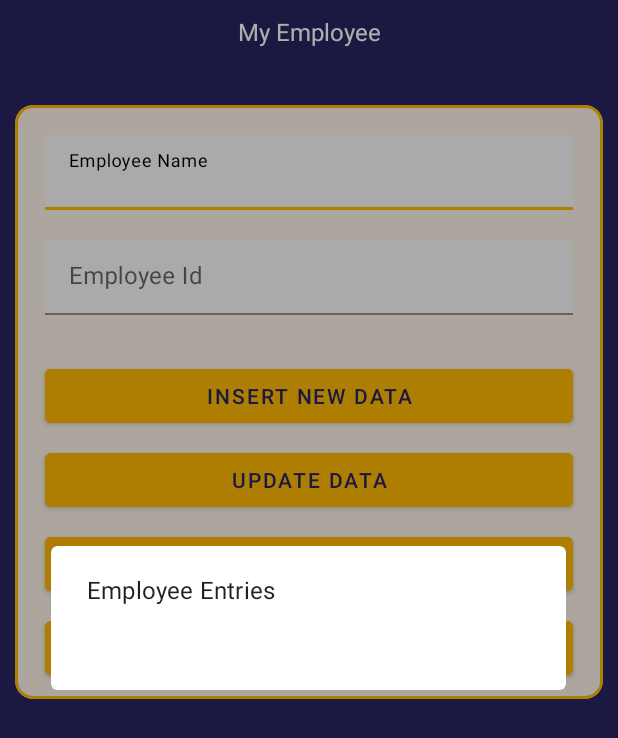
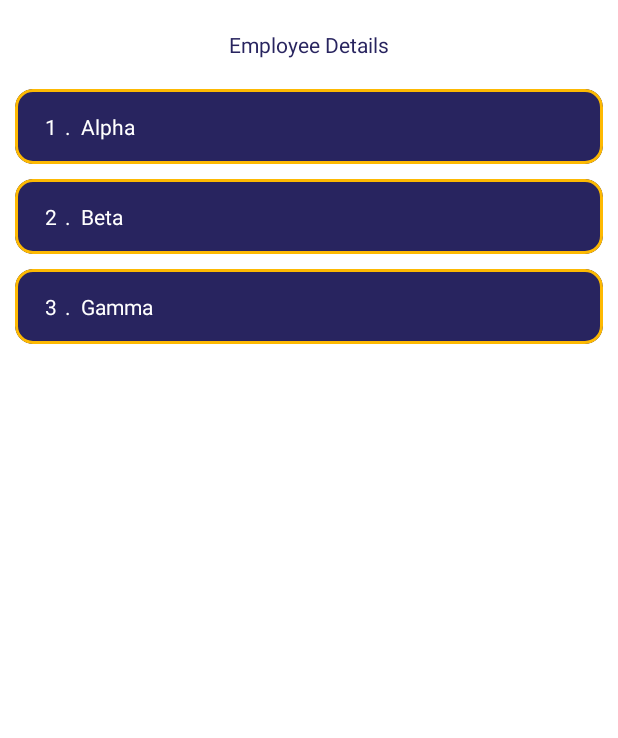
Before and after one commit to sri2sha/Demo-App-1, an Android app: the screen it shows after launch (MainActivity before the commit, RecyclerViewActivity after it), after a tap on "VIEW DATA", on a phone screen of 412 x 824 dp. Shown: the top 738 px of the screen. Run offline under Robolectric (Android 15) with nearby library versions, the phone set to English and light mode, and no system bars; our stand-ins replace data binding.

Commit message:
Work Status for 21/12/2022

```diff
--- a/app/build.gradle
+++ b/app/build.gradle
@@ -42,6 +42,9 @@ dependencies {
     implementation "androidx.room:room-runtime:$room_version"
     annotationProcessor "androidx.room:room-compiler:$room_version"
 
+    //GSON
+    implementation 'com.google.code.gson:gson:2.8.9'
+
     //Room Lifecycle Extension
     implementation "androidx.lifecycle:lifecycle-extensions:2.2.0"
     //noinspection LifecycleAnnotationProcessorWithJava8
--- a/app/src/main/java/com/example/dempapp1/MainActivity.java
+++ b/app/src/main/java/com/example/dempapp1/MainActivity.java
@@ -1,13 +1,18 @@
 package com.example.dempapp1;
 import androidx.appcompat.app.AppCompatActivity;
 
+import android.content.Intent;
 import android.database.Cursor;
 import android.os.Bundle;
 import android.view.View;
 import android.widget.Toast;
+
+import com.example.dempapp1.recyclerview.EmployeeModelData;
+import com.example.dempapp1.sqlite.DBHelper;
 import com.google.android.material.button.MaterialButton;
 import com.google.android.material.dialog.MaterialAlertDialogBuilder;
 import com.google.android.material.textfield.TextInputEditText;
+import com.google.gson.Gson;
 
 import java.util.Objects;
 
@@ -51,7 +56,7 @@ public class MainActivity extends AppCompatActivity {
             @Override
             public void onClick(View v) {
                 String employeeNameTXT = Objects.requireNonNull(employeeName.getText()).toString();
-                String employeeIdTXT = Objects.requireNonNull(employeeId.getText()).toString();
+                String employeeIdTXT = Objects.requireNonNull(Objects.requireNonNull(employeeId.getText()).toString());
 
                 Boolean checkUpdateData = DB.updateEmployeeData(employeeNameTXT,employeeIdTXT);
                 if (checkUpdateData){
@@ -65,9 +70,9 @@ public class MainActivity extends AppCompatActivity {
         btnDeleteExisting.setOnClickListener(new View.OnClickListener() {
             @Override
             public void onClick(View v) {
-                String employeeNameTXT = Objects.requireNonNull(Objects.requireNonNull(employeeName.getText()).toString());
+                String employeeIdTXT = Objects.requireNonNull(Objects.requireNonNull(employeeId.getText()).toString());
 
-                Boolean checkDeleteData = DB.deleteEmployeeData(employeeNameTXT);
+                Boolean checkDeleteData = DB.deleteEmployeeData(employeeIdTXT);
                 if (checkDeleteData){
                     Toast.makeText(MainActivity.this, "Employee Deleted", Toast.LENGTH_SHORT).show();
                 } else {
@@ -94,9 +99,24 @@ public class MainActivity extends AppCompatActivity {
                 builder.setTitle("Employee Entries");
                 builder.setMessage(buffer.toString());
                 builder.show();
+
+
+                Intent intent = new Intent(getApplicationContext(), RecyclerViewActivity.class);
+                //intent.putExtra("Employee",toJson());
+                startActivity(intent);
             }
         });
     }
 
+    /*public EmployeeModelData model(){
+
+    }*/
+
+    public String toJson(EmployeeModelData element){
+        Gson gson = new Gson();
+        return gson.toJson(element);
+    }
+
+
 
 }
--- /dev/null
+++ b/app/src/main/java/com/example/dempapp1/RecyclerViewActivity.java
@@ -0,0 +1,34 @@
+package com.example.dempapp1;
+
+import androidx.appcompat.app.AppCompatActivity;
+import androidx.recyclerview.widget.LinearLayoutManager;
+import androidx.recyclerview.widget.RecyclerView;
+
+import android.os.Bundle;
+
+import com.example.dempapp1.recyclerview.EmployeeDetailAdapter;
+import com.example.dempapp1.recyclerview.EmployeeModelData;
+
+import java.util.Objects;
+
+public class RecyclerViewActivity extends AppCompatActivity {
+
+    @Override
+    protected void onCreate(Bundle savedInstanceState) {
+        super.onCreate(savedInstanceState);
+        setContentView(R.layout.activity_recycler_view);
+        Objects.requireNonNull(getSupportActionBar()).hide();
+
+        EmployeeModelData[] employeeModelData = new EmployeeModelData[]{
+                new EmployeeModelData("Alpha","1"),
+                new EmployeeModelData("Beta","2"),
+                new EmployeeModelData("Gamma","3")
+        };
+
+        RecyclerView recyclerView = (RecyclerView) findViewById(R.id.rvEmployees);
+        EmployeeDetailAdapter employeeDetailAdapter = new EmployeeDetailAdapter(employeeModelData);
+        recyclerView.setHasFixedSize(true);
+        recyclerView.setLayoutManager(new LinearLayoutManager(this));
+        recyclerView.setAdapter(employeeDetailAdapter);
+    }
+}
--- /dev/null
+++ b/app/src/main/java/com/example/dempapp1/recyclerview/EmployeeDetailAdapter.java
@@ -0,0 +1,62 @@
+package com.example.dempapp1.recyclerview;
+
+import android.view.LayoutInflater;
+import android.view.View;
+import android.view.ViewGroup;
+import android.widget.Toast;
+
+import androidx.annotation.NonNull;
+import androidx.appcompat.widget.AppCompatTextView;
+import androidx.constraintlayout.widget.ConstraintLayout;
+import androidx.recyclerview.widget.RecyclerView;
+
+import com.example.dempapp1.R;
+
+public class EmployeeDetailAdapter extends RecyclerView.Adapter<EmployeeDetailAdapter.ViewHolder> {
+    private EmployeeModelData[] employeeModelData;
+
+    public EmployeeDetailAdapter(EmployeeModelData[] employeeModelData){
+        this.employeeModelData = employeeModelData;
+    }
+
+    @NonNull
+    @Override
+    public ViewHolder onCreateViewHolder(@NonNull ViewGroup parent, int viewType) {
+        LayoutInflater layoutInflater = LayoutInflater.from(parent.getContext());
+        View listItem = layoutInflater.inflate(R.layout.layout_employee_item,parent,false);
+        ViewHolder viewHolder = new ViewHolder(listItem);
+        return viewHolder;
+    }
+
+    @Override
+    public void onBindViewHolder(@NonNull ViewHolder holder, int position) {
+        final EmployeeModelData mEmployeeModelData = employeeModelData[position];
+        holder.textViewName.setText(employeeModelData[position].getEmployeeName());
+        holder.textViewId.setText(employeeModelData[position].getEmployeeId());
+        holder.constraintLayout.setOnClickListener(new View.OnClickListener() {
+            @Override
+            public void onClick(View v) {
+                Toast.makeText(v.getContext(), mEmployeeModelData.getEmployeeName(), Toast.LENGTH_SHORT).show();
+            }
+        });
+    }
+
+    @Override
+    public int getItemCount() {
+        return employeeModelData.length;
+    }
+
+
+    public static class ViewHolder extends RecyclerView.ViewHolder{
+        public AppCompatTextView textViewName;
+        public AppCompatTextView textViewId;
+        public ConstraintLayout constraintLayout;
+        public ViewHolder(View itemView){
+            super(itemView);
+            this.textViewName = (AppCompatTextView) itemView.findViewById(R.id.tvEmployeeName);
+            this.textViewId = (AppCompatTextView) itemView.findViewById(R.id.tvEmployeeId);
+            constraintLayout = (ConstraintLayout) itemView.findViewById(R.id.clParent);
+        }
+    }
+
+}
--- /dev/null
+++ b/app/src/main/java/com/example/dempapp1/recyclerview/EmployeeModelData.java
@@ -0,0 +1,27 @@
+package com.example.dempapp1.recyclerview;
+
+public class EmployeeModelData {
+    private String employeeName;
+    private String employeeId;
+
+    public EmployeeModelData(String employeeName, String employeeId){
+        this.employeeName = employeeName;
+        this.employeeId = employeeId;
+    }
+
+    public String getEmployeeName(){
+        return employeeName;
+    }
+
+    public String getEmployeeId(){
+        return employeeId;
+    }
+
+    public void setEmployeeName(String employeeName){
+        this.employeeName = employeeName;
+    }
+
+    public void setEmployeeId(String employeeId){
+        this.employeeId = employeeId;
+    }
+}
--- a/app/src/main/java/com/example/dempapp1/DBHelper.java
+++ b/app/src/main/java/com/example/dempapp1/sqlite/DBHelper.java
@@ -1,4 +1,4 @@
-package com.example.dempapp1;
+package com.example.dempapp1.sqlite;
 
 import android.annotation.SuppressLint;
 import android.content.ContentValues;
@@ -12,8 +12,7 @@ public class DBHelper extends SQLiteOpenHelper {
     public static final int DB_VERSION = 1;
     public static final String TABLE_NAME = "TABLE_NAME";
     public static final String DB_NAME = "EMLOYEES.DB";
-    public static final String EMPLOYEE_NAME = "employee_name";
-    public static final String EMPLOYEE_ID = "employee_id";
+
 
     public DBHelper(Context context) {
         super(context, DB_NAME, null, DB_VERSION);
@@ -22,7 +21,7 @@ public class DBHelper extends SQLiteOpenHelper {
 
     @Override
     public void onCreate(SQLiteDatabase db) {
-        db.execSQL("create Table TABLE_NAME(employeeName TEXT primary key, employeeId TEXT)");
+        db.execSQL("create Table TABLE_NAME(employeeName TEXT, employeeId TEXT primary key)");
     }
 
     @Override
@@ -30,38 +29,39 @@ public class DBHelper extends SQLiteOpenHelper {
         db.execSQL("drop Table if exists TABLE_NAME");
     }
 
-    public Boolean insertEmployeeData(String employee_name, String employee_id) {
+    public Boolean insertEmployeeData(String employeeName, String employeeId) {
         SQLiteDatabase db = this.getWritableDatabase();
         ContentValues contentValues = new ContentValues();
-        contentValues.put("employeeName", employee_name);
-        contentValues.put("employeeId", employee_id);
+        contentValues.put("employeeName", employeeName);
+        contentValues.put("employeeId", employeeId);
         long result = db.insert(TABLE_NAME, null, contentValues);
         return result != -1;
     }
 
-    public Boolean updateEmployeeData(String employee_name, String employee_id) {
+    public Boolean updateEmployeeData(String employeeName,String employeeId) {
         SQLiteDatabase db = this.getWritableDatabase();
         ContentValues contentValues = new ContentValues();
-        contentValues.put("employeeId", employee_id);
-        @SuppressLint("Recycle") Cursor cursor = db.rawQuery("select * from TABLE_NAME where employee_name = ?", new String[]{employee_name});
+        contentValues.put("employeeName", employeeName);
+        @SuppressLint("Recycle") Cursor cursor = db.rawQuery("select * from TABLE_NAME where employeeId = ?", new String[]{employeeName});
         if (cursor.getCount() >= 0) {
-            long result = db.update(TABLE_NAME, contentValues, "employeeName=?", new String[]{employee_name});
+            long result = db.update(TABLE_NAME, contentValues, "employeeName=?", new String[]{employeeName});
             return result != -1;
         }return false;
     }
 
-    public Boolean deleteEmployeeData(String employee_name) {
+    public Boolean deleteEmployeeData(String employeeId) {
         SQLiteDatabase db = this.getWritableDatabase();
-        @SuppressLint("Recycle") Cursor cursor = db.rawQuery("select * from TABLE_NAME where name = ?", new String[]{employee_name});
+        @SuppressLint("Recycle") Cursor cursor = db.rawQuery("select * from TABLE_NAME where employeeId = ?", new String[]{employeeId});
         if (cursor.getCount() >= 0) {
-            long result = db.delete(TABLE_NAME, "employeeName=?", new String[]{employee_name});
+            long result = db.delete(TABLE_NAME, "employeeId=?", new String[]{employeeId});
             return result != -1;
         }return false;
     }
 
     public Cursor getData() {
         SQLiteDatabase db = this.getWritableDatabase();
-        return db.rawQuery("select * from Employeedetails",null);
+        Cursor cursor = db.rawQuery("select * from TABLE_NAME",null);
+        return cursor;
     }
 
 }
--- /dev/null
+++ b/app/src/main/res/layout/activity_recycler_view.xml
@@ -0,0 +1,30 @@
+<?xml version="1.0" encoding="utf-8"?>
+<layout xmlns:android="http://schemas.android.com/apk/res/android"
+    xmlns:app="http://schemas.android.com/apk/res-auto"
+    xmlns:tools="http://schemas.android.com/tools">
+
+    <androidx.constraintlayout.widget.ConstraintLayout
+        android:layout_width="match_parent"
+        android:layout_height="match_parent"
+        tools:context=".RecyclerViewActivity">
+
+        <androidx.appcompat.widget.AppCompatTextView
+            android:layout_width="wrap_content"
+            android:layout_height="wrap_content"
+            android:id="@+id/tvTitle"
+            android:layout_marginTop="20dp"
+            app:layout_constraintTop_toTopOf="parent"
+            app:layout_constraintStart_toStartOf="parent"
+            app:layout_constraintEnd_toEndOf="parent"
+            android:text="@string/employee_details"
+            android:textColor="@color/blue_700"/>
+
+        <androidx.recyclerview.widget.RecyclerView
+            android:layout_width="match_parent"
+            android:layout_height="wrap_content"
+            android:id="@+id/rvEmployees"
+            android:layout_marginTop="10dp"
+            app:layout_constraintTop_toBottomOf="@id/tvTitle"/>
+
+    </androidx.constraintlayout.widget.ConstraintLayout>
+</layout>
--- /dev/null
+++ b/app/src/main/res/layout/layout_employee_item.xml
@@ -0,0 +1,64 @@
+<?xml version="1.0" encoding="utf-8"?>
+<layout xmlns:android="http://schemas.android.com/apk/res/android"
+    xmlns:app="http://schemas.android.com/apk/res-auto">
+
+    <androidx.constraintlayout.widget.ConstraintLayout
+        android:layout_width="match_parent"
+        android:id="@+id/clParent"
+        android:layout_height="wrap_content">
+
+        <com.google.android.material.card.MaterialCardView
+            android:layout_width="match_parent"
+            android:layout_height="50dp"
+            android:layout_marginStart="10dp"
+            android:layout_marginTop="10dp"
+            android:layout_marginEnd="10dp"
+            app:cardBackgroundColor="@color/blue_700"
+            app:cardCornerRadius="12dp"
+            app:cardElevation="0dp"
+            app:cardMaxElevation="4dp"
+            app:strokeColor="@color/yellow"
+            app:strokeWidth="2dp"
+            app:layout_constraintTop_toTopOf="parent">
+
+            <androidx.constraintlayout.widget.ConstraintLayout
+                android:layout_width="match_parent"
+                android:layout_height="match_parent">
+
+                <androidx.appcompat.widget.AppCompatTextView
+                    android:layout_width="wrap_content"
+                    android:layout_height="wrap_content"
+                    android:text="@string/_1"
+                    android:id="@+id/tvEmployeeId"
+                    android:textColor="@color/white"
+                    app:layout_constraintTop_toTopOf="parent"
+                    app:layout_constraintBottom_toBottomOf="parent"
+                    app:layout_constraintStart_toStartOf="parent"
+                    android:layout_marginStart="20dp"/>
+
+                <androidx.appcompat.widget.AppCompatTextView
+                    android:layout_width="wrap_content"
+                    android:layout_height="wrap_content"
+                    app:layout_constraintTop_toTopOf="parent"
+                    android:layout_marginStart="5dp"
+                    android:text="@string/dot"
+                    android:textColor="@color/white"
+                    app:layout_constraintBottom_toBottomOf="parent"
+                    app:layout_constraintStart_toEndOf="@id/tvEmployeeId"/>
+
+                <androidx.appcompat.widget.AppCompatTextView
+                    android:layout_width="wrap_content"
+                    android:layout_height="wrap_content"
+                    android:id="@+id/tvEmployeeName"
+                    android:textColor="@color/white"
+                    android:layout_marginStart="16dp"
+                    app:layout_constraintTop_toTopOf="parent"
+                    app:layout_constraintBottom_toBottomOf="parent"
+                    app:layout_constraintStart_toEndOf="@id/tvEmployeeId"/>
+
+            </androidx.constraintlayout.widget.ConstraintLayout>
+
+        </com.google.android.material.card.MaterialCardView>
+
+    </androidx.constraintlayout.widget.ConstraintLayout>
+</layout>
--- a/app/src/main/res/values/strings.xml
+++ b/app/src/main/res/values/strings.xml
@@ -8,4 +8,8 @@
     <string name="delete_existing_data">Delete Existing Data</string>
     <string name="view_data">View Data</string>
     <string name="my_employee">My Employee</string>
+    <string name="employee_details">Employee Details</string>
+    <string name="space" />
+    <string name="dot">.</string>
+    <string name="_1">1</string>
 </resources>
```
Also changed, not shown: app/src/main/AndroidManifest.xml (+7 -0 lines), 1 other file.
